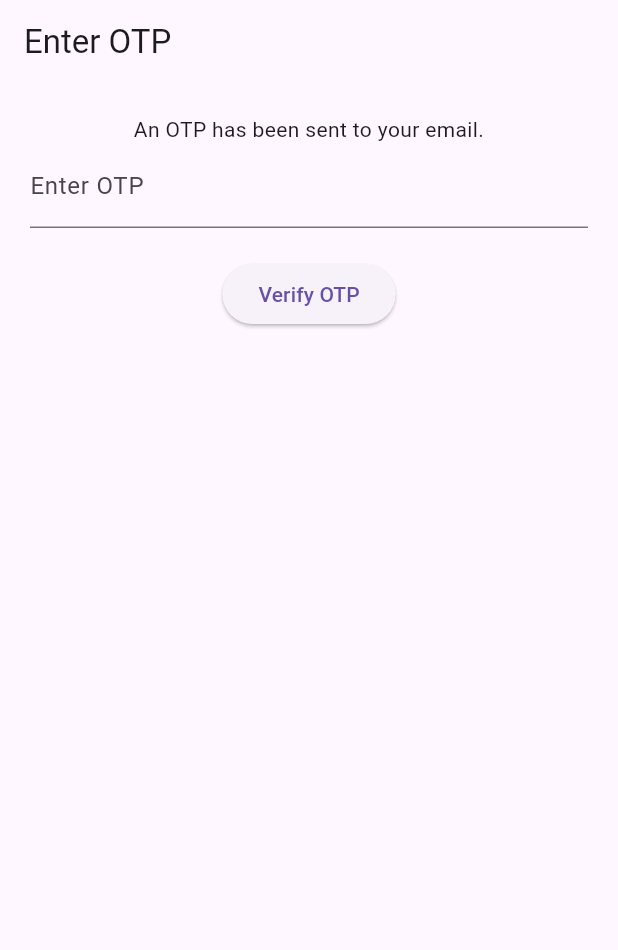
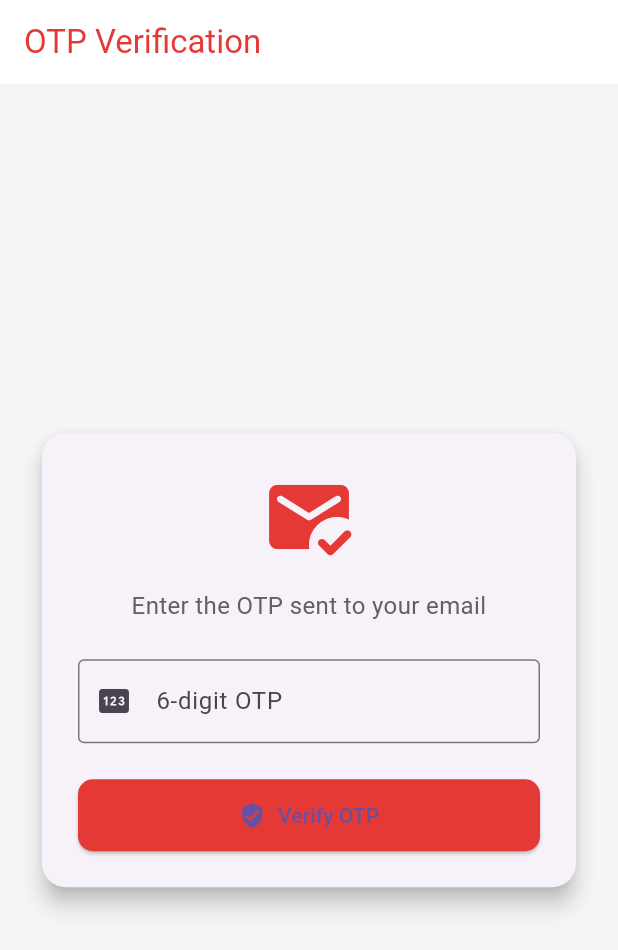
Before and after one commit to Matsuo-nii/Voir--mobile, a Flutter app: the OTPVerifyScreen screen opened directly with empty values, on a phone screen of 412 x 824 dp. Shown: the top 950 px of the screen. Run offline on Flutter 3.47's test engine with Material 3 defaults, Android fonts, the phone set to English and light mode, and no system bars.

Commit message:
otp screen update

```diff
--- a/lib/screens/otp_verify_screen.dart
+++ b/lib/screens/otp_verify_screen.dart
@@ -17,6 +17,7 @@ class _OTPVerifyScreenState extends State<OTPVerifyScreen> {
 
   void _verify() async {
     final res = await OTPAuthAPI.verifyOTP(widget.email, _otp.text.trim());
+
     if (res['success']) {
       Navigator.pushReplacement(
         context,
@@ -24,7 +25,7 @@ class _OTPVerifyScreenState extends State<OTPVerifyScreen> {
       );
     } else {
       setState(() {
-        message = res['message'];
+        message = res['message'] ?? 'Invalid OTP';
         messageColor = Colors.red;
       });
     }
@@ -32,23 +33,71 @@ class _OTPVerifyScreenState extends State<OTPVerifyScreen> {
 
   @override
   Widget build(BuildContext context) {
+    final redColor = Colors.red[600];
+
     return Scaffold(
-      appBar: AppBar(title: Text('Enter OTP')),
-      body: Padding(
-        padding: EdgeInsets.all(20),
+      backgroundColor: Colors.grey[100],
+      appBar: AppBar(
+        title: Text('OTP Verification', style: TextStyle(color: redColor)),
+        backgroundColor: Colors.white,
+        elevation: 0,
+        iconTheme: IconThemeData(color: redColor),
+      ),
+      body: Center(
+        child: SingleChildScrollView(
+          padding: EdgeInsets.all(24),
+          child: Card(
+            elevation: 6,
+            shape: RoundedRectangleBorder(borderRadius: BorderRadius.circular(16)),
+            child: Padding(
+              padding: EdgeInsets.all(24),
               child: Column(
+                mainAxisSize: MainAxisSize.min,
                 children: [
-            Text('An OTP has been sent to your email.', textAlign: TextAlign.center),
+                  Icon(Icons.mark_email_read_rounded, size: 64, color: redColor),
+                  SizedBox(height: 16),
+                  Text(
+                    'Enter the OTP sent to your email',
+                    textAlign: TextAlign.center,
+                    style: TextStyle(
+                      fontSize: 16,
+                      color: Colors.grey[700],
+                    ),
+                  ),
+                  SizedBox(height: 24),
                   TextField(
                     controller: _otp,
                     keyboardType: TextInputType.number,
-              decoration: InputDecoration(labelText: 'Enter OTP'),
+                    decoration: InputDecoration(
+                      labelText: '6-digit OTP',
+                      border: OutlineInputBorder(),
+                      prefixIcon: Icon(Icons.pin),
                     ),
-            SizedBox(height: 20),
-            ElevatedButton(onPressed: _verify, child: Text('Verify OTP')),
-            SizedBox(height: 10),
+                  ),
+                  SizedBox(height: 24),
+                  SizedBox(
+                    width: double.infinity,
+                    child: ElevatedButton.icon(
+                      onPressed: _verify,
+                      icon: Icon(Icons.verified_user),
+                      label: Text('Verify OTP'),
+                      style: ElevatedButton.styleFrom(
+                        backgroundColor: redColor,
+                        padding: EdgeInsets.symmetric(vertical: 14),
+                        shape: RoundedRectangleBorder(
+                          borderRadius: BorderRadius.circular(10),
+                        ),
+                      ),
+                    ),
+                  ),
+                  if (message.isNotEmpty) ...[
+                    SizedBox(height: 12),
                     Text(message, style: TextStyle(color: messageColor)),
+                  ]
                 ],
+              ),
+            ),
+          ),
         ),
       ),
     );
```
Lines whose indentation alone changed are shown as unchanged.
